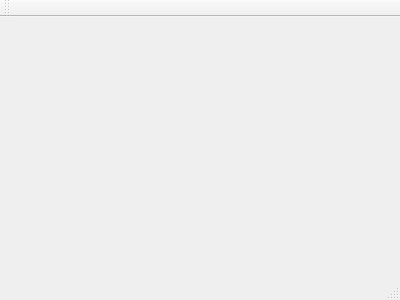
Old version of the form LOA/projetLOA/mainwindow.ui in the repository remijamous/ProjetLOA.
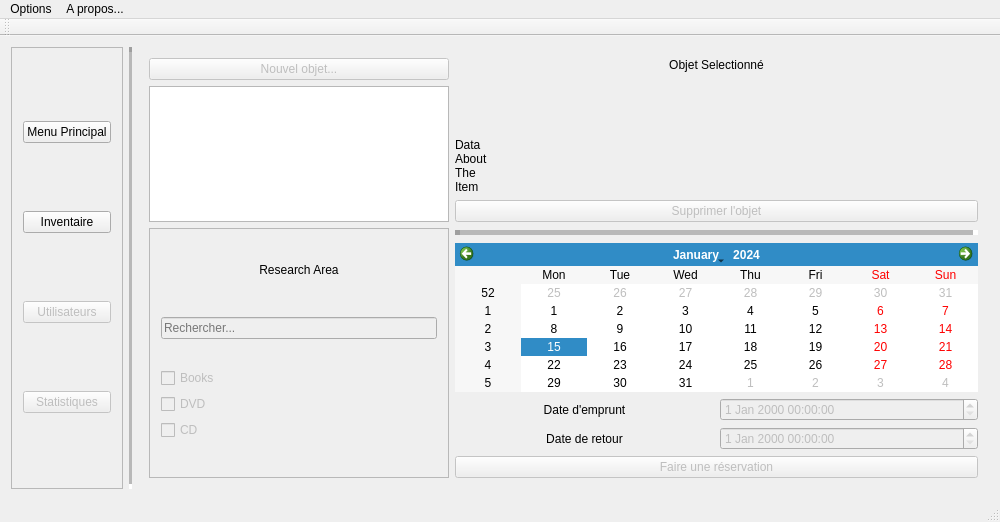
New version of the form. The open tabs and pages were chosen to show the change.

Commit message: Added the primal GUI and a bunch of modifications in the model.

```diff
--- a/LOA/projetLOA/mainwindow.ui
+++ b/LOA/projetLOA/mainwindow.ui
@@ -1,24 +1,497 @@
 <ui version="4.0">
  <class>MainWindow</class>
- <widget class="QMainWindow" name="MainWindow" >
-  <property name="geometry" >
+ <widget class="QMainWindow" name="MainWindow">
+  <property name="geometry">
    <rect>
     <x>0</x>
     <y>0</y>
-    <width>400</width>
-    <height>300</height>
+    <width>1000</width>
+    <height>522</height>
    </rect>
   </property>
   <property name="windowTitle" >
    <string>MainWindow</string>
   </property>
-  <widget class="QMenuBar" name="menuBar" />
-  <widget class="QToolBar" name="mainToolBar" />
-  <widget class="QWidget" name="centralWidget" />
-  <widget class="QStatusBar" name="statusBar" />
+  <widget class="QWidget" name="centralWidget">
+   <layout class="QHBoxLayout" name="horizontalLayout_2">
+    <item>
+     <widget class="QFrame" name="QuickAccessButtonsArea">
+      <property name="frameShape">
+       <enum>QFrame::StyledPanel</enum>
+      </property>
+      <property name="frameShadow">
+       <enum>QFrame::Raised</enum>
+      </property>
+      <property name="lineWidth">
+       <number>10</number>
+      </property>
+      <layout class="QVBoxLayout" name="verticalLayout">
+       <item>
+        <widget class="QPushButton" name="MainMenuQuickAccess">
+         <property name="text">
+          <string>Menu Principal</string>
+         </property>
+        </widget>
+       </item>
+       <item>
+        <widget class="QPushButton" name="InventoryHubQuickAccess">
+         <property name="text">
+          <string>Inventaire</string>
+         </property>
+        </widget>
+       </item>
+       <item>
+        <widget class="QPushButton" name="UserHubQuickAccess">
+         <property name="enabled">
+          <bool>false</bool>
+         </property>
+         <property name="text">
+          <string>Utilisateurs</string>
+         </property>
+         <property name="checkable">
+          <bool>false</bool>
+         </property>
+        </widget>
+       </item>
+       <item>
+        <widget class="QPushButton" name="StatisticsHubQuickAccess">
+         <property name="enabled">
+          <bool>false</bool>
+         </property>
+         <property name="text">
+          <string>Statistiques</string>
+         </property>
+        </widget>
+       </item>
+      </layout>
+     </widget>
+    </item>
+    <item>
+     <widget class="Line" name="QuickAccessMenuSeparator">
+      <property name="frameShadow">
+       <enum>QFrame::Sunken</enum>
+      </property>
+      <property name="lineWidth">
+       <number>5</number>
+      </property>
+      <property name="midLineWidth">
+       <number>5</number>
+      </property>
+      <property name="orientation">
+       <enum>Qt::Vertical</enum>
+      </property>
+     </widget>
+    </item>
+    <item>
+     <widget class="QStackedWidget" name="MainActionArea">
+      <property name="currentIndex">
+       <number>0</number>
+      </property>
+      <widget class="QWidget" name="MainMenu">
+       <layout class="QVBoxLayout" name="verticalLayout_2">
+        <item>
+         <widget class="QLabel" name="Title">
+          <property name="text">
+           <string>Manager d'emprunts
+version 1.0</string>
+          </property>
+          <property name="textFormat">
+           <enum>Qt::AutoText</enum>
+          </property>
+          <property name="scaledContents">
+           <bool>false</bool>
+          </property>
+          <property name="alignment">
+           <set>Qt::AlignCenter</set>
+          </property>
+         </widget>
+        </item>
+        <item>
+         <widget class="QWidget" name="MainMenuButtons" native="true">
+          <layout class="QHBoxLayout" name="horizontalLayout">
+           <item>
+            <widget class="QPushButton" name="BorrowItemButton">
+             <property name="enabled">
+              <bool>false</bool>
+             </property>
+             <property name="text">
+              <string>Faire un emprunt...</string>
+             </property>
+            </widget>
+           </item>
+           <item>
+            <widget class="QPushButton" name="ReturnItemButton">
+             <property name="enabled">
+              <bool>false</bool>
+             </property>
+             <property name="text">
+              <string>Rendre un emprunt...</string>
+             </property>
+            </widget>
+           </item>
+           <item>
+            <widget class="QPushButton" name="CreateNewUserButton">
+             <property name="enabled">
+              <bool>false</bool>
+             </property>
+             <property name="text">
+              <string>Nouvel utilisateur</string>
+             </property>
+            </widget>
+           </item>
+          </layout>
+         </widget>
+        </item>
+       </layout>
+      </widget>
+      <widget class="QWidget" name="InventoryHub">
+       <layout class="QHBoxLayout" name="horizontalLayout_3">
+        <item>
+         <widget class="QWidget" name="LeftSide" native="true">
+          <property name="maximumSize">
+           <size>
+            <width>300</width>
+            <height>16777215</height>
+           </size>
+          </property>
+          <layout class="QHBoxLayout" name="horizontalLayout_4">
+           <property name="spacing">
+            <number>0</number>
+           </property>
+           <property name="leftMargin">
+            <number>0</number>
+           </property>
+           <property name="topMargin">
+            <number>0</number>
+           </property>
+           <property name="rightMargin">
+            <number>0</number>
+           </property>
+           <property name="bottomMargin">
+            <number>0</number>
+           </property>
+           <item>
+            <layout class="QVBoxLayout" name="LeftSideLayout">
+             <item>
+              <widget class="QPushButton" name="CreateItemButton">
+               <property name="enabled">
+                <bool>false</bool>
+               </property>
+               <property name="text">
+                <string>Nouvel objet...</string>
+               </property>
+              </widget>
+             </item>
+             <item>
+              <widget class="QListWidget" name="ItemList"/>
+             </item>
+             <item>
+              <widget class="QFrame" name="ResearchFilters">
+               <property name="minimumSize">
+                <size>
+                 <width>0</width>
+                 <height>250</height>
+                </size>
+               </property>
+               <property name="frameShape">
+                <enum>QFrame::StyledPanel</enum>
+               </property>
+               <property name="frameShadow">
+                <enum>QFrame::Raised</enum>
+               </property>
+               <property name="lineWidth">
+                <number>20</number>
+               </property>
+               <property name="midLineWidth">
+                <number>20</number>
+               </property>
+               <layout class="QVBoxLayout" name="verticalLayout_4">
+                <item>
+                 <widget class="QLabel" name="ResearchAreaTitle">
+                  <property name="enabled">
+                   <bool>true</bool>
+                  </property>
+                  <property name="maximumSize">
+                   <size>
+                    <width>16777215</width>
+                    <height>25</height>
+                   </size>
+                  </property>
+                  <property name="text">
+                   <string>Research Area</string>
+                  </property>
+                  <property name="alignment">
+                   <set>Qt::AlignHCenter|Qt::AlignTop</set>
+                  </property>
+                 </widget>
+                </item>
+                <item>
+                 <widget class="QLineEdit" name="ResearchField">
+                  <property name="enabled">
+                   <bool>false</bool>
+                  </property>
+                  <property name="placeholderText">
+                   <string>Rechercher...</string>
+                  </property>
+                 </widget>
+                </item>
+                <item>
+                 <layout class="QGridLayout" name="ResearchFiltersGrid">
+                  <item row="0" column="0">
+                   <widget class="QCheckBox" name="BookRCheckbox">
+                    <property name="enabled">
+                     <bool>false</bool>
+                    </property>
+                    <property name="text">
+                     <string>Books</string>
+                    </property>
+                    <property name="tristate">
+                     <bool>false</bool>
+                    </property>
+                   </widget>
+                  </item>
+                  <item row="1" column="0">
+                   <widget class="QCheckBox" name="DVDRCheckbox">
+                    <property name="enabled">
+                     <bool>false</bool>
+                    </property>
+                    <property name="text">
+                     <string>DVD</string>
+                    </property>
+                   </widget>
+                  </item>
+                  <item row="2" column="0">
+                   <widget class="QCheckBox" name="checkBox">
+                    <property name="enabled">
+                     <bool>false</bool>
+                    </property>
+                    <property name="text">
+                     <string>CD</string>
+                    </property>
+                   </widget>
+                  </item>
+                 </layout>
+                </item>
+               </layout>
+              </widget>
+             </item>
+            </layout>
+           </item>
+          </layout>
+         </widget>
+        </item>
+        <item>
+         <widget class="QWidget" name="RightSide" native="true">
+          <property name="minimumSize">
+           <size>
+            <width>400</width>
+            <height>0</height>
+           </size>
+          </property>
+          <layout class="QHBoxLayout" name="horizontalLayout_7">
+           <property name="spacing">
+            <number>0</number>
+           </property>
+           <property name="leftMargin">
+            <number>0</number>
+           </property>
+           <property name="topMargin">
+            <number>0</number>
+           </property>
+           <property name="rightMargin">
+            <number>0</number>
+           </property>
+           <property name="bottomMargin">
+            <number>0</number>
+           </property>
+           <item>
+            <layout class="QVBoxLayout" name="RightSideLayout">
+             <property name="spacing">
+              <number>8</number>
+             </property>
+             <item>
+              <layout class="QVBoxLayout" name="SelectedItem">
+               <item>
+                <widget class="QLabel" name="ItemDataTitle">
+                 <property name="text">
+                  <string>Objet Selectionné</string>
+                 </property>
+                 <property name="alignment">
+                  <set>Qt::AlignHCenter|Qt::AlignTop</set>
+                 </property>
+                 <property name="margin">
+                  <number>6</number>
+                 </property>
+                </widget>
+               </item>
+               <item>
+                <spacer name="VerticalSpacerForTitle">
+                 <property name="orientation">
+                  <enum>Qt::Vertical</enum>
+                 </property>
+                 <property name="sizeHint" stdset="0">
+                  <size>
+                   <width>20</width>
+                   <height>40</height>
+                  </size>
+                 </property>
+                </spacer>
+               </item>
+               <item>
+                <widget class="QLabel" name="ItemData">
+                 <property name="text">
+                  <string>Data
+About
+The
+Item</string>
+                 </property>
+                 <property name="margin">
+                  <number>15</number>
+                 </property>
+                </widget>
+               </item>
+               <item>
+                <widget class="QPushButton" name="RemoveItemButton">
+                 <property name="enabled">
+                  <bool>false</bool>
+                 </property>
+                 <property name="text">
+                  <string>Supprimer l'objet</string>
+                 </property>
+                </widget>
+               </item>
+              </layout>
+             </item>
+             <item>
+              <widget class="Line" name="RightSideLayoutSeparator">
+               <property name="minimumSize">
+                <size>
+                 <width>0</width>
+                 <height>5</height>
+                </size>
+               </property>
+               <property name="frameShadow">
+                <enum>QFrame::Sunken</enum>
+               </property>
+               <property name="lineWidth">
+                <number>5</number>
+               </property>
+               <property name="midLineWidth">
+                <number>5</number>
+               </property>
+               <property name="orientation">
+                <enum>Qt::Horizontal</enum>
+               </property>
+              </widget>
+             </item>
+             <item>
+              <layout class="QVBoxLayout" name="CalendarArea">
+               <item>
+                <widget class="QCalendarWidget" name="Calendar"/>
+               </item>
+               <item>
+                <layout class="QHBoxLayout" name="ReservationEndArea">
+                 <item>
+                  <widget class="QLabel" name="ReservationDateLabel">
+                   <property name="text">
+                    <string>Date d'emprunt</string>
+                   </property>
+                   <property name="alignment">
+                    <set>Qt::AlignCenter</set>
+                   </property>
+                  </widget>
+                 </item>
+                 <item>
+                  <widget class="QDateTimeEdit" name="ReservationDate">
+                   <property name="enabled">
+                    <bool>false</bool>
+                   </property>
+                  </widget>
+                 </item>
+                </layout>
+               </item>
+               <item>
+                <layout class="QHBoxLayout" name="ReservationBeginArea">
+                 <item>
+                  <widget class="QLabel" name="ReservationEndDateLabel">
+                   <property name="text">
+                    <string>Date de retour</string>
+                   </property>
+                   <property name="alignment">
+                    <set>Qt::AlignCenter</set>
+                   </property>
+                  </widget>
+                 </item>
+                 <item>
+                  <widget class="QDateTimeEdit" name="ReservationEndDate">
+                   <property name="enabled">
+                    <bool>false</bool>
+                   </property>
+                  </widget>
+                 </item>
+                </layout>
+               </item>
+               <item>
+                <widget class="QPushButton" name="MakeReservation">
+                 <property name="enabled">
+                  <bool>false</bool>
+                 </property>
+                 <property name="text">
+                  <string>Faire une réservation</string>
+                 </property>
+                </widget>
+               </item>
+              </layout>
+             </item>
+            </layout>
+           </item>
+          </layout>
+         </widget>
+        </item>
+       </layout>
+      </widget>
+     </widget>
+    </item>
+   </layout>
+  </widget>
+  <widget class="QMenuBar" name="menuBar">
+   <property name="geometry">
+    <rect>
+     <x>0</x>
+     <y>0</y>
+     <width>1000</width>
+     <height>20</height>
+    </rect>
+   </property>
+   <widget class="QMenu" name="menuOptions_2">
+    <property name="title">
+     <string>Options</string>
+    </property>
+   </widget>
+   <widget class="QMenu" name="menuA_propos">
+    <property name="title">
+     <string>A propos...</string>
+    </property>
+   </widget>
+   <addaction name="menuOptions_2"/>
+   <addaction name="menuA_propos"/>
+  </widget>
+  <widget class="QToolBar" name="mainToolBar">
+   <attribute name="toolBarArea">
+    <enum>TopToolBarArea</enum>
+   </attribute>
+   <attribute name="toolBarBreak">
+    <bool>false</bool>
+   </attribute>
+  </widget>
+  <widget class="QStatusBar" name="statusBar"/>
+  <action name="actionInventoryHubQuickAccess">
+   <property name="text">
+    <string>InventoryHubQuickAccess</string>
+   </property>
+  </action>
  </widget>
- <layoutDefault spacing="6" margin="11" />
- <pixmapfunction></pixmapfunction>
+ <layoutdefault spacing="6" margin="11"/>
  <resources/>
  <connections/>
 </ui>
```
Left out of the diff: 3 changed lines with no effect on the pictures. The commit also changes 7 other files.
